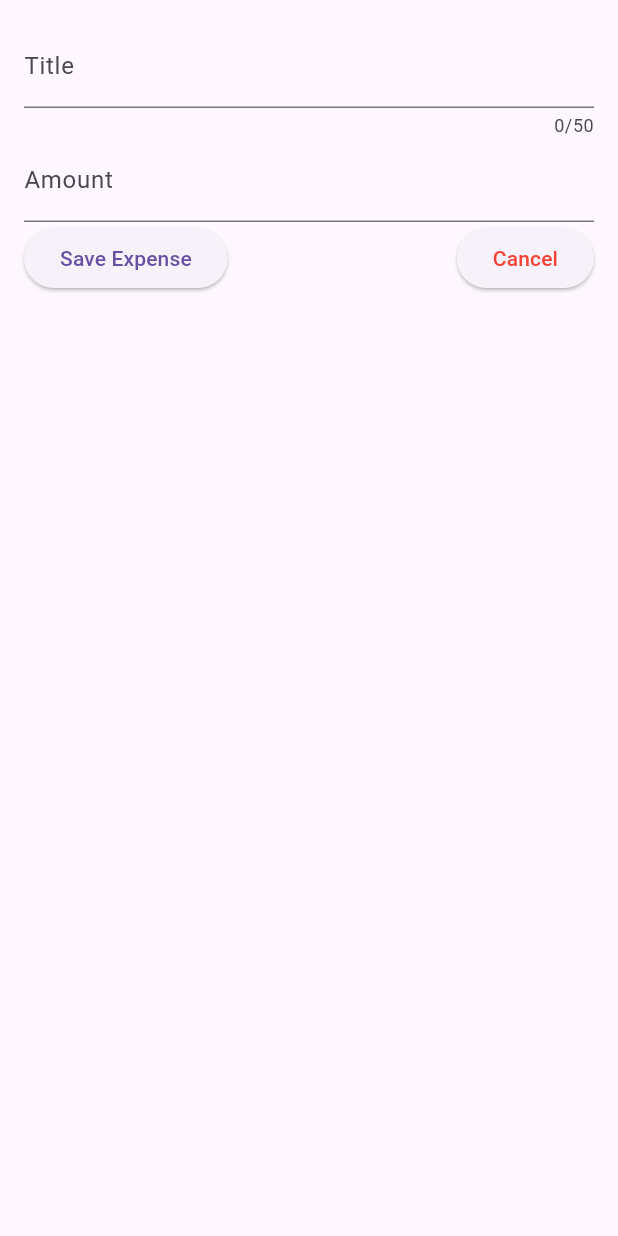
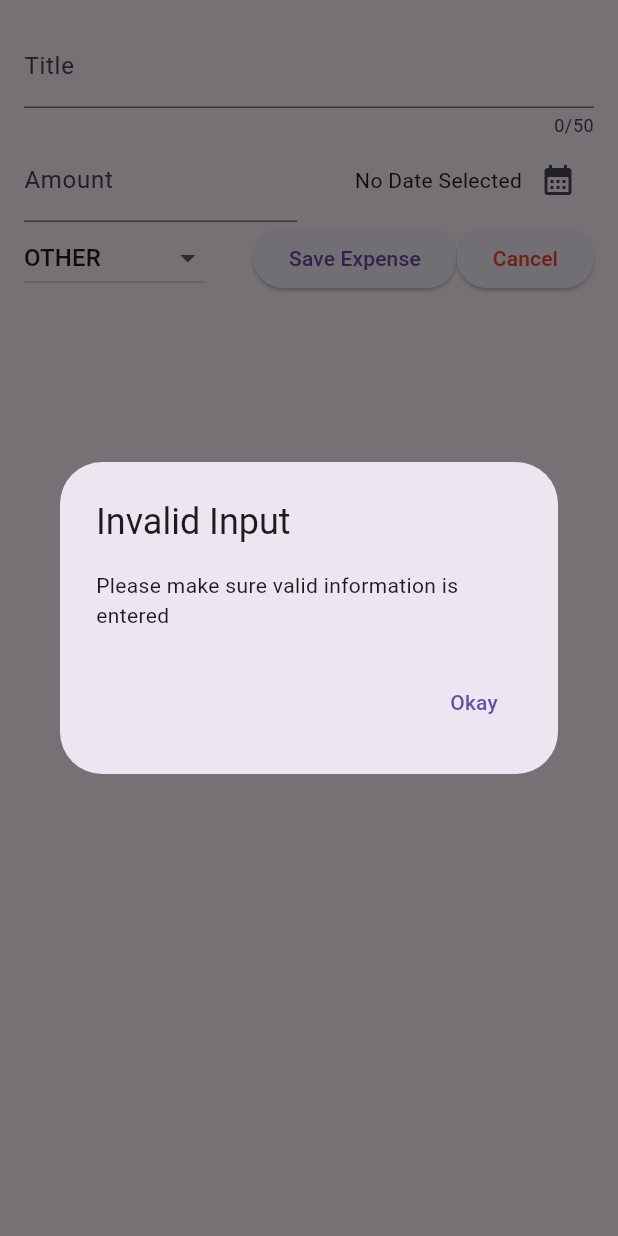
Before and after one commit to luisfnan/Expenses_app, a Flutter app: the NewExpense widget shown alone on an empty page, opened directly, after a tap on "Save Expense", on a phone screen of 412 x 824 dp. Run offline on Flutter 3.47's test engine with Material 2 defaults, Android fonts, the phone set to English and light mode, and no system bars; missing offline and left inert: dart:ffi.

Commit message:
save button validation

```diff
--- a/lib/entities/category.dart
+++ b/lib/entities/category.dart
@@ -1,7 +1,7 @@
 import 'package:flutter/material.dart';
 
 enum Category {
- food, travel, car, electricity, others
+ food, travel, car, electricity, other
 }
 
 const categoryIcons = {
@@ -9,5 +9,5 @@ const categoryIcons = {
  Category.travel: Icons.flight_takeoff,
  Category.car: Icons.car_repair,
  Category.electricity: Icons.electric_bolt,
- Category.others: Icons.arrow_forward_ios
+ Category.other: Icons.arrow_forward_ios
 };
--- a/lib/widgets/new_expense.dart
+++ b/lib/widgets/new_expense.dart
@@ -1,3 +1,7 @@
+import 'dart:ffi';
+
+import 'package:expense_tracker/entities/category.dart';
+import 'package:expense_tracker/entities/expense.dart';
 import 'package:flutter/material.dart';
 
 class NewExpense extends StatefulWidget {
@@ -10,6 +14,48 @@ class NewExpense extends StatefulWidget {
 class _NewExpenseState extends State<NewExpense> {
   final _titleController = TextEditingController();
   final _amountController = TextEditingController();
+
+  DateTime? _selectedDate;
+  late Category _selectedCategory = Category.other;
+
+  void _presentDatePicker() async {
+    final pickedDate = await showDatePicker(
+        context: context,
+        initialDate: DateTime.now(),
+        firstDate: DateTime(
+            DateTime.now().year - 1, DateTime.now().month, DateTime.now().day),
+        lastDate: DateTime.now());
+
+    setState(() {
+      _selectedDate = pickedDate;
+    });
+  }
+
+  void _submitExpenseData() {
+    final enteredAmount = double.tryParse(_amountController.text);
+    final amountIsInvalid = enteredAmount == null || enteredAmount <= 0;
+
+    if (_titleController.text.trim().isEmpty ||
+        amountIsInvalid ||
+        _selectedDate == null) {
+      //show error message
+      showDialog(
+        context: context,
+        builder: (ctx) => AlertDialog(
+          title: const Text('Invalid Input'),
+          content: const Text('Please make sure valid information is entered'),
+          actions: [
+            TextButton(
+                onPressed: () {
+                  Navigator.pop(ctx);
+                },
+                child: const Text('Okay'))
+          ],
+        ),
+      );
+      return;
+    } else{Navigator.pop(context);}
+  }
 
   @override
   void dispose() {
@@ -31,7 +77,11 @@ class _NewExpenseState extends State<NewExpense> {
               label: Text('Title'),
             ),
           ),
-          TextField(
+          Row(
+            children: [
+              Expanded(
+                //takes as much space as it needs
+                child: TextField(
                   controller: _amountController,
                   keyboardType: TextInputType.number,
                   decoration: const InputDecoration(
@@ -39,20 +89,59 @@ class _NewExpenseState extends State<NewExpense> {
                     label: Text('Amount'),
                   ),
                 ),
+              ),
+              const SizedBox(
+                width: 16,
+              ),
+              Expanded(
+                  child: Row(
+                mainAxisAlignment: MainAxisAlignment.end,
+                children: [
+                  Text(
+                    _selectedDate == null
+                        ? 'No Date Selected'
+                        : formatter.format(_selectedDate!),
+                  ),
+                  IconButton(
+                      onPressed: (){
+                        _presentDatePicker();
+
+                      },
+                      icon: const Icon(Icons.calendar_month))
+                ],
+              ))
+            ],
+          ),
           Row(
             children: [
+              DropdownButton(
+                  value: _selectedCategory,
+                  items: [
+                    ...Category.values.map(
+                      (category) => DropdownMenuItem(
+                        value: category,
+                        child: Text(
+                          category.name.toUpperCase(),
+                        ),
+                      ),
+                    ),
+                  ],
+                  onChanged: (v) {
+                    setState(() {
+                      if (v == null) {
+                        return;
+                      }
+                      _selectedCategory = v;
+                    });
+                  }),
+              const Spacer(),
               ElevatedButton(
-                onPressed: () {
-                  print(_titleController.text);
-                  print(_amountController.text);
-                },
+                onPressed:_submitExpenseData,
                 child: const Text('Save Expense'),
               ),
-              const Spacer(), // Uses all the space available in between
+              // Uses all the space available in between
               ElevatedButton(
-                  style: ElevatedButton.styleFrom(
-                    foregroundColor: Colors.red
-                  ),
+                  style: ElevatedButton.styleFrom(foregroundColor: Colors.red),
                   onPressed: () {
                     Navigator.pop(context);
                   },
```
Lines whose indentation alone changed are shown as unchanged.
